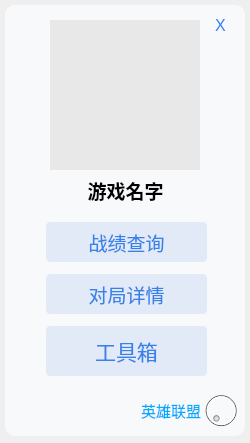
Before: the Qt Designer form lolapiUI.ui in Vixiu/lolapi, drawn with Qt 5.
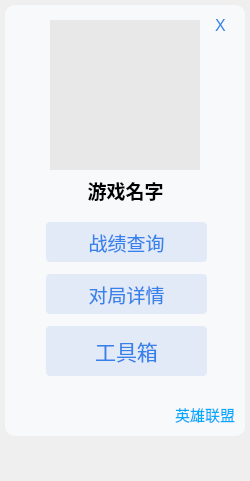
After: the same form once the commit is applied. Icons and pictures are not drawn.

What changed in the file:
```diff
--- a/lolapiUI.ui
+++ b/lolapiUI.ui
@@ -10,7 +10,7 @@
     <x>0</x>
     <y>0</y>
     <width>250</width>
-    <height>443</height>
+    <height>481</height>
    </rect>
   </property>
   <property name="contextMenuPolicy">
@@ -230,15 +230,21 @@
     <property name="geometry">
      <rect>
       <x>10</x>
-      <y>380</y>
+      <y>390</y>
       <width>231</width>
-      <height>61</height>
+      <height>51</height>
      </rect>
     </property>
     <layout class="QHBoxLayout" name="horizontalLayout_2">
      <property name="spacing">
       <number>0</number>
      </property>
+     <property name="rightMargin">
+      <number>6</number>
+     </property>
+     <property name="bottomMargin">
+      <number>3</number>
+     </property>
      <item>
       <spacer name="horizontalSpacer">
        <property name="orientation">
@@ -273,46 +279,6 @@
        </property>
       </widget>
      </item>
-     <item>
-      <widget class="QDial" name="dial">
-       <property name="enabled">
-        <bool>false</bool>
-       </property>
-       <property name="maximumSize">
-        <size>
-         <width>40</width>
-         <height>2222</height>
-        </size>
-       </property>
-       <property name="mouseTracking">
-        <bool>false</bool>
-       </property>
-       <property name="autoFillBackground">
-        <bool>false</bool>
-       </property>
-       <property name="maximum">
-        <number>100</number>
-       </property>
-       <property name="singleStep">
-        <number>5</number>
-       </property>
-       <property name="value">
-        <number>0</number>
-       </property>
-       <property name="sliderPosition">
-        <number>0</number>
-       </property>
-       <property name="wrapping">
-        <bool>false</bool>
-       </property>
-       <property name="notchTarget">
-        <double>8.699999999999999</double>
-       </property>
-       <property name="notchesVisible">
-        <bool>false</bool>
-       </property>
-      </widget>
-     </item>
     </layout>
    </widget>
    <widget class="QLabel" name="label_3">
```
